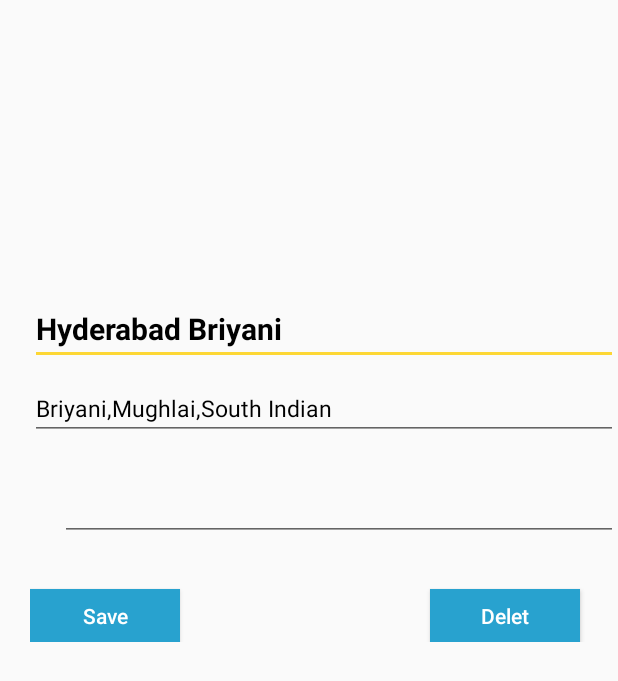
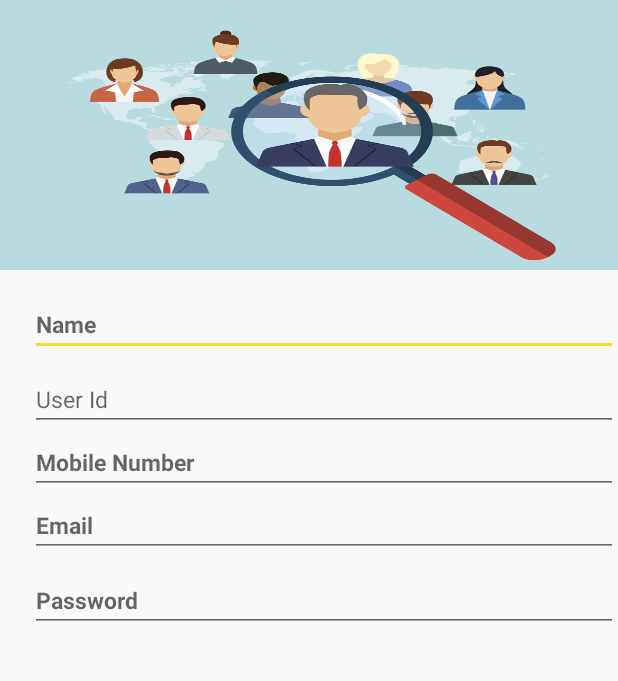
Before and after one commit to latheshkn/AdminAptitude, an Android app: the layout activity_add_candidate_list.xml on its own in the app's theme, with its tools: preview values and no code run, on a phone screen of 412 x 824 dp. Shown: the top 681 px of the screen. Run offline under Robolectric (Android 15) with nearby library versions, the phone set to English and light mode, and no system bars.

Commit message:
Candidate List

```diff
--- /dev/null
+++ b/app/src/main/res/drawable/ic_add_black_24dp.xml
@@ -0,0 +1,5 @@
+<vector android:height="24dp" android:tint="#EEFFF5"
+    android:viewportHeight="24.0" android:viewportWidth="24.0"
+    android:width="24dp" xmlns:android="http://schemas.android.com/apk/res/android">
+    <path android:fillColor="#FF000000" android:pathData="M19,13h-6v6h-2v-6H5v-2h6V5h2v6h6v2z"/>
+</vector>
--- /dev/null
+++ b/app/src/main/res/drawable/rectangleredlight.xml
@@ -0,0 +1,6 @@
+<?xml version="1.0" encoding="utf-8"?>
+<shape xmlns:android="http://schemas.android.com/apk/res/android">
+
+    <solid android:color="@color/colorRedLight"  />
+    <corners android:radius="20dp" />
+</shape>
--- a/app/src/main/res/layout/activity_add_candidate_list.xml
+++ b/app/src/main/res/layout/activity_add_candidate_list.xml
@@ -5,6 +5,7 @@
     android:layout_width="match_parent"
     android:layout_height="match_parent"
     tools:context=".AddCandidateListActivity">
+
     <androidx.constraintlayout.widget.ConstraintLayout
         android:id="@+id/Clayout1"
         android:layout_width="match_parent"
@@ -16,15 +17,17 @@
         <FrameLayout
             android:layout_width="match_parent"
             android:layout_height="match_parent">
+
             <androidx.constraintlayout.widget.ConstraintLayout
                 android:layout_width="match_parent"
                 android:layout_height="match_parent">
+
                 <ImageView
                     android:id="@+id/gift_ic"
                     android:layout_width="match_parent"
                     android:layout_height="match_parent"
                     android:scaleType="fitXY"
-                    />
+                    android:src="@drawable/candidate" />
             </androidx.constraintlayout.widget.ConstraintLayout>
         </FrameLayout>
 
@@ -40,32 +43,31 @@
         app:layout_constraintTop_toBottomOf="@id/Clayout1">
 
         <EditText
-            android:id="@+id/AlertDishName"
+            android:id="@+id/txt_name"
             android:layout_width="match_parent"
             android:layout_height="wrap_content"
             android:layout_marginTop="15dp"
-            android:text="Hyderabad Briyani"
+            android:hint="Name"
             android:textColor="@color/colorBlack"
-            android:textSize="20dp"
+            android:textSize="15sp"
             android:textStyle="bold"
             app:layout_constraintEnd_toEndOf="parent"
             app:layout_constraintStart_toStartOf="parent"
             app:layout_constraintTop_toTopOf="parent" />
 
         <EditText
-            android:id="@+id/AlertDishCategory"
+            android:id="@+id/txt_userid"
             android:layout_width="match_parent"
             android:layout_height="wrap_content"
             android:layout_marginTop="8dp"
-            android:text="Briyani,Mughlai,South Indian"
+            android:hint="User Id"
             android:textColor="@color/colorBlack"
-            android:textSize="15dp"
+            android:textSize="15sp"
             app:layout_constraintEnd_toEndOf="parent"
             app:layout_constraintStart_toStartOf="parent"
-            app:layout_constraintTop_toBottomOf="@id/AlertDishName" />
+            app:layout_constraintTop_toBottomOf="@id/txt_name" />
 
     </androidx.constraintlayout.widget.ConstraintLayout>
-
 
 
     <androidx.constraintlayout.widget.ConstraintLayout
@@ -73,71 +75,52 @@
         android:layout_width="match_parent"
         android:layout_height="wrap_content"
         android:layout_marginLeft="20dp"
-        android:layout_marginTop="17dp"
         app:layout_constraintEnd_toEndOf="parent"
         app:layout_constraintStart_toStartOf="parent"
         app:layout_constraintTop_toBottomOf="@id/Clayout2">
 
 
+        <EditText
+            android:id="@+id/dishAmount"
+            android:layout_width="match_parent"
+            android:layout_height="wrap_content"
+            android:hint="Mobile Number"
+            android:textColor="@color/colorBlack"
+            android:textSize="15sp"
+            android:textStyle="bold"
+            app:layout_constraintEnd_toEndOf="parent"
+            app:layout_constraintStart_toStartOf="parent"
+            app:layout_constraintTop_toTopOf="parent"
 
-
+            />
 
         <EditText
-            android:id="@+id/dishAmount"
+            android:id="@+id/email"
+            android:layout_width="match_parent"
+            android:layout_height="wrap_content"
+            android:hint="Email"
+            android:text=""
+            android:textColor="@color/colorBlack"
+            android:textSize="15sp"
+            android:textStyle="bold"
+            app:layout_constraintStart_toStartOf="parent"
+            app:layout_constraintTop_toBottomOf="@+id/dishAmount" />
+
+        <EditText
+            android:id="@+id/password"
             android:layout_width="0dp"
             android:layout_height="wrap_content"
             android:layout_marginTop="8dp"
+            android:hint="Password"
             android:text=""
-            android:layout_marginLeft="20dp"
             android:textColor="@color/colorBlack"
-            android:textSize="15dp"
+            android:textSize="15sp"
             android:textStyle="bold"
             app:layout_constraintBottom_toBottomOf="parent"
             app:layout_constraintEnd_toEndOf="parent"
-            app:layout_constraintTop_toTopOf="parent"
             app:layout_constraintStart_toStartOf="parent"
-            />
-
+            app:layout_constraintTop_toBottomOf="@+id/email" />
     </androidx.constraintlayout.widget.ConstraintLayout>
 
-    <androidx.constraintlayout.widget.ConstraintLayout
-        android:id="@+id/Clayout4"
-        android:layout_width="match_parent"
-        android:layout_height="wrap_content"
-        app:layout_constraintEnd_toEndOf="parent"
-        android:layout_marginTop="20dp"
-        android:layout_marginLeft="20dp"
-        android:layout_marginRight="20dp"
-        android:layout_marginBottom="15dp"
-        android:paddingBottom="20dp"
-        app:layout_constraintStart_toStartOf="parent"
-        app:layout_constraintTop_toBottomOf="@id/Clayout3">
 
-
-        <Button
-            android:id="@+id/AlertSave"
-            android:layout_width="100dp"
-            android:layout_height="35dp"
-            android:layout_marginTop="12dp"
-            android:layout_marginRight="5dp"
-            android:text="Save"
-            android:textAllCaps="false"
-            android:textColor="@color/colorWhite"
-            android:background="@color/colorPrimaryDark"
-            app:layout_constraintStart_toStartOf="parent"
-            app:layout_constraintTop_toTopOf="parent"/>
-        <Button
-            android:id="@+id/AlertDelet"
-            android:layout_width="100dp"
-            android:layout_height="35dp"
-            android:layout_marginTop="12dp"
-            android:layout_marginRight="5dp"
-            android:background="@color/colorPrimaryDark"
-            android:text="Delet"
-            android:textAllCaps="false"
-            android:textColor="@color/colorWhite"
-            app:layout_constraintEnd_toEndOf="parent"
-            app:layout_constraintTop_toTopOf="parent"/>
-
-    </androidx.constraintlayout.widget.ConstraintLayout>
 </androidx.constraintlayout.widget.ConstraintLayout>
--- a/app/src/main/res/values/colors.xml
+++ b/app/src/main/res/values/colors.xml
@@ -10,4 +10,6 @@
     <color name="colorPurple">#A130FF</color>
     <color name="colorPurpleT">#64a130ff</color>
     <color name="colorBlack">#000000</color>
+    <color name="colorRed">#CD5C5C</color>
+    <color name="colorRedLight">#FFA07A</color>
 </resources>
```
Also changed, not shown: app/src/main/AndroidManifest.xml (+7 -3 lines), app/src/main/java/com/example/adminaptitude/AddCandidateListActivity.java (+51 -4 lines), app/src/main/java/com/example/adminaptitude/CandidateListActivity.java (+36 -1 lines), app/src/main/java/com/example/adminaptitude/MainActivity.java (+11 -10 lines), app/src/main/java/com/example/adminaptitude/QuestionListActivity.java (added, +14 -0 lines), app/src/main/java/com/example/adminaptitude/ReportActivity.java (added, +20 -0 lines), app/src/main/res/drawable/circlered.xml (added, +11 -0 lines), app/src/main/res/drawable/rectangle.xml (added, +12 -0 lines), app/src/main/res/layout/activity_candidate_list.xml (+12 -8 lines), app/src/main/res/layout/activity_main.xml (+18 -17 lines), app/src/main/res/layout/activity_question_list.xml (added, +147 -0 lines), app/src/main/res/layout/activity_report.xml (added, +160 -0 lines), app/src/main/res/drawable/candidate.jpg (added), app/src/main/res/drawable/header1.png (added).
